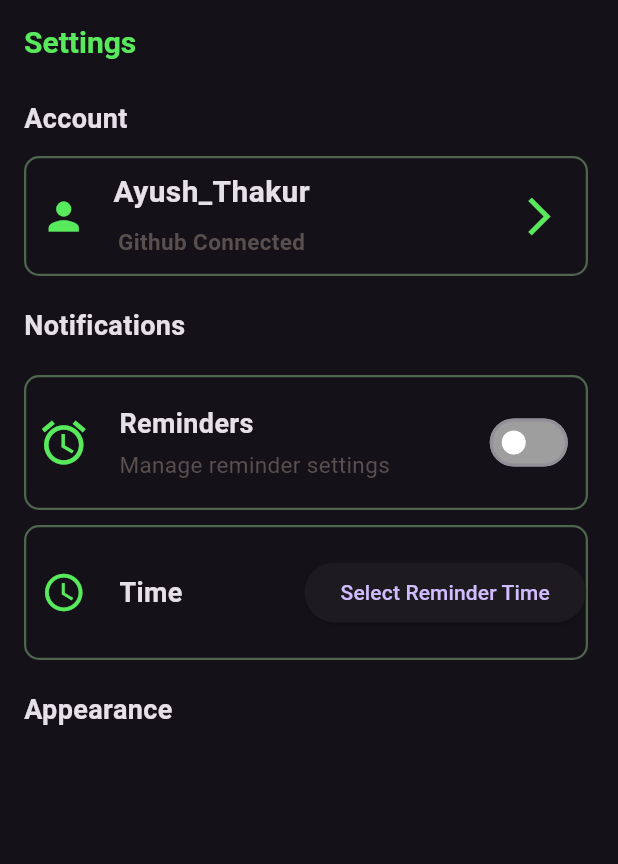
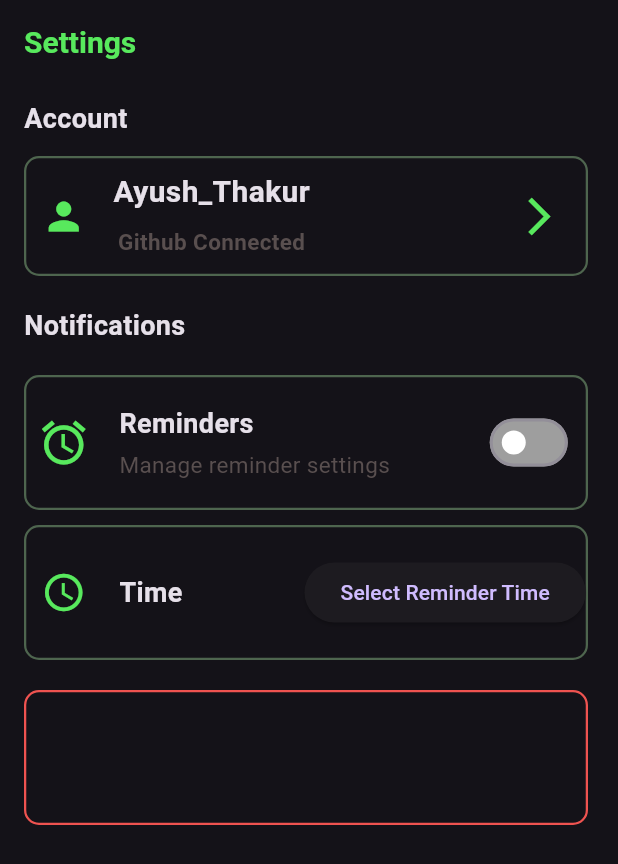
Before and after one commit to zen-void59/Git-Streak-App, a Flutter app: the screen it shows after launch, on a phone screen of 412 x 824 dp. Shown: the top 864 px of the screen. Run offline on Flutter 3.47's test engine with Material 3 defaults, Android fonts, the phone set to English and light mode, and no system bars.

```diff
--- a/lib/settings_page.dart
+++ b/lib/settings_page.dart
@@ -258,7 +258,26 @@ class _SettingsPageState extends State<SettingsPage> {
               ),
 
               const SizedBox(height:20 ),
-              Text('Appearance', style: TextStyle(fontSize: 18, fontWeight: FontWeight.bold),),
+              SizedBox(
+                height: 90,
+                width: 400,
+                child: Container(
+                  decoration: BoxDecoration(
+                    borderRadius: BorderRadius.circular(10),
+                    border: Border.all(
+                      color: Colors.red.shade400,
+                      width: 1.5,
+                    )
+                  ),
+                  child: Row(
+                    children: [
+
+                    ],
+
+                  ),
+                ),
+
+              )
             ],
           ),
         ),
```
